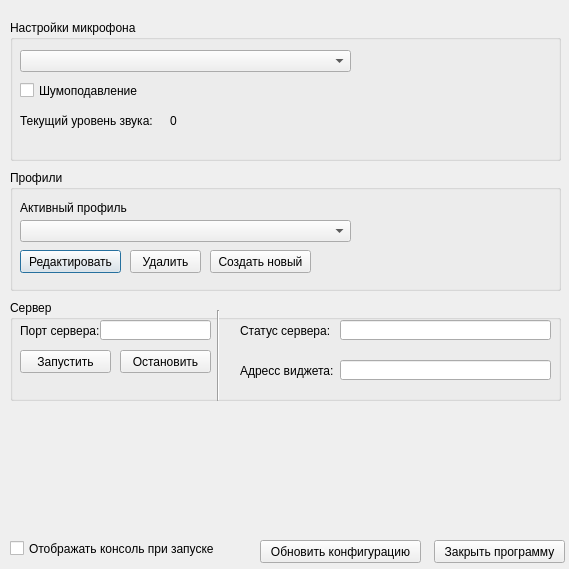
The window that app/ui/main.ui (ENCIDI/PNG-Streamer) describes before a commit, drawn with Qt 5.
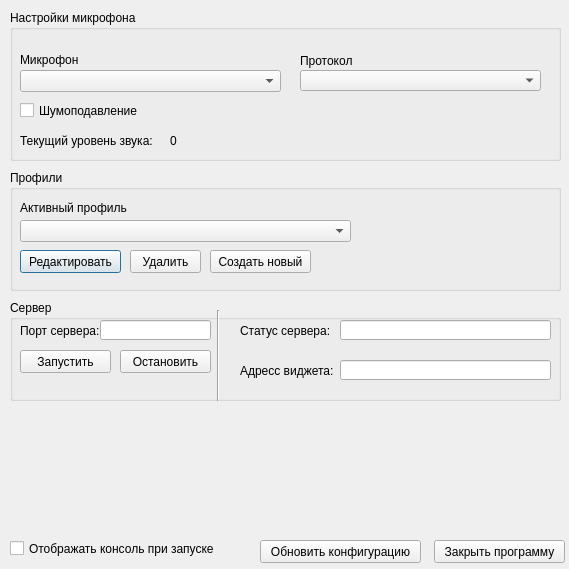
The same window after the commit.

Commit message: [fix] Microphone list fix (added protocol selection)

```diff
--- a/app/ui/main.ui
+++ b/app/ui/main.ui
@@ -29,9 +29,9 @@
    <property name="geometry">
     <rect>
      <x>10</x>
-     <y>20</y>
+     <y>10</y>
      <width>551</width>
-     <height>141</height>
+     <height>151</height>
     </rect>
    </property>
    <property name="title">
@@ -41,8 +41,8 @@
     <property name="geometry">
      <rect>
       <x>10</x>
-      <y>30</y>
-      <width>331</width>
+      <y>60</y>
+      <width>261</width>
       <height>22</height>
      </rect>
     </property>
@@ -51,7 +51,7 @@
     <property name="geometry">
      <rect>
       <x>10</x>
-      <y>50</y>
+      <y>80</y>
       <width>131</width>
       <height>41</height>
      </rect>
@@ -64,7 +64,7 @@
     <property name="geometry">
      <rect>
       <x>10</x>
-      <y>90</y>
+      <y>120</y>
       <width>141</width>
       <height>21</height>
      </rect>
@@ -77,7 +77,7 @@
     <property name="geometry">
      <rect>
       <x>160</x>
-      <y>90</y>
+      <y>120</y>
       <width>31</width>
       <height>21</height>
      </rect>
@@ -86,6 +86,42 @@
      <string>0</string>
     </property>
    </widget>
+   <widget class="QLabel" name="label_6">
+    <property name="geometry">
+     <rect>
+      <x>290</x>
+      <y>40</y>
+      <width>61</width>
+      <height>21</height>
+     </rect>
+    </property>
+    <property name="text">
+     <string>Протокол</string>
+    </property>
+   </widget>
+   <widget class="QComboBox" name="mProtocolChoose">
+    <property name="geometry">
+     <rect>
+      <x>290</x>
+      <y>60</y>
+      <width>241</width>
+      <height>21</height>
+     </rect>
+    </property>
+   </widget>
+   <widget class="QLabel" name="label_7">
+    <property name="geometry">
+     <rect>
+      <x>10</x>
+      <y>40</y>
+      <width>81</width>
+      <height>20</height>
+     </rect>
+    </property>
+    <property name="text">
+     <string>Микрофон</string>
+    </property>
+   </widget>
   </widget>
   <widget class="QGroupBox" name="groupBox_2">
    <property name="geometry">
```
The commit also changes 5 other files.
